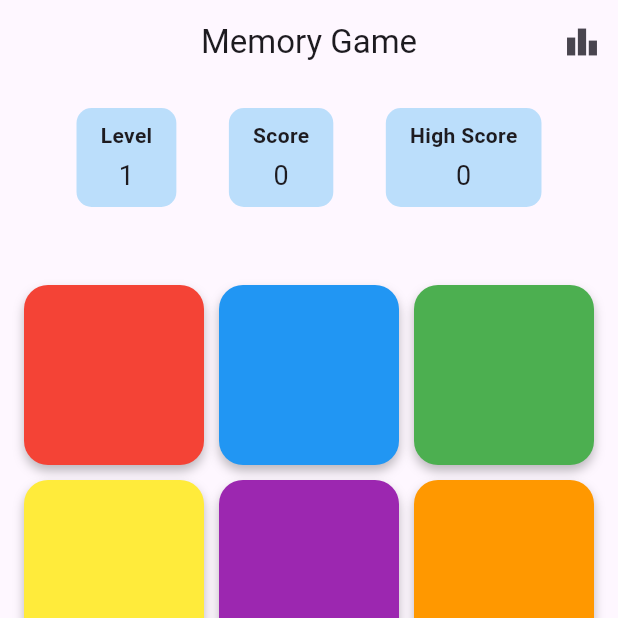
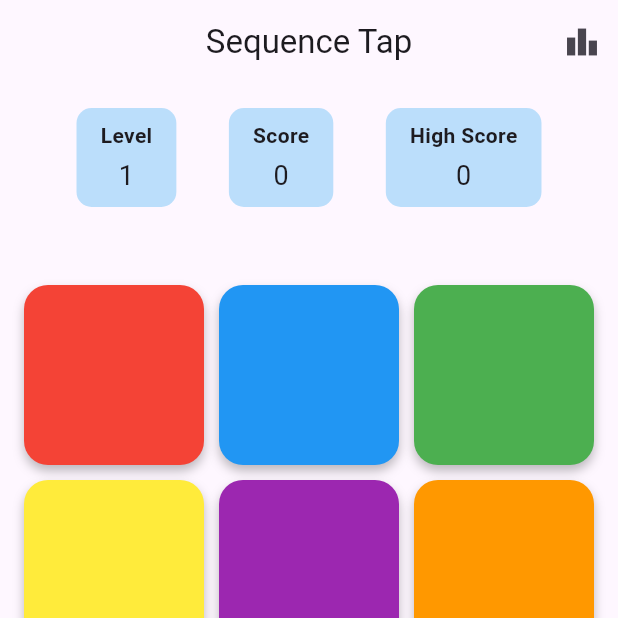
Before and after one commit to Xylathoth/sequence_memory_game, a Flutter app: the screen it shows after launch, on a phone screen of 412 x 824 dp, the top half of it. Run offline on Flutter 3.47's test engine with Material 3 defaults, Android fonts, the phone set to English and light mode, and no system bars; our stand-ins replace cloud_firestore, firebase_auth, firebase_core; accounts and stored records are empty; generated files the repository leaves out were written again; network calls fail.

Commit message:
Changed app name

```diff
--- a/lib/main.dart
+++ b/lib/main.dart
@@ -25,7 +25,7 @@ class MemoryGameApp extends StatelessWidget {
   Widget build(BuildContext context) {
     return MaterialApp(
       debugShowCheckedModeBanner: false,
-      title: 'Memory Game',
+      title: 'Sequence Tap',
       theme: ThemeData(
         primarySwatch: Colors.blue,
         visualDensity: VisualDensity.adaptivePlatformDensity,
@@ -505,7 +505,7 @@ class _MemoryGameScreenState extends State<MemoryGameScreen> {
   Widget build(BuildContext context) {
     return Scaffold(
       appBar: AppBar(
-        title: const Text('Memory Game'),
+        title: const Text('Sequence Tap'),
         centerTitle: true,
         actions: [
           // Button to navigate to the leaderboard screen
```
